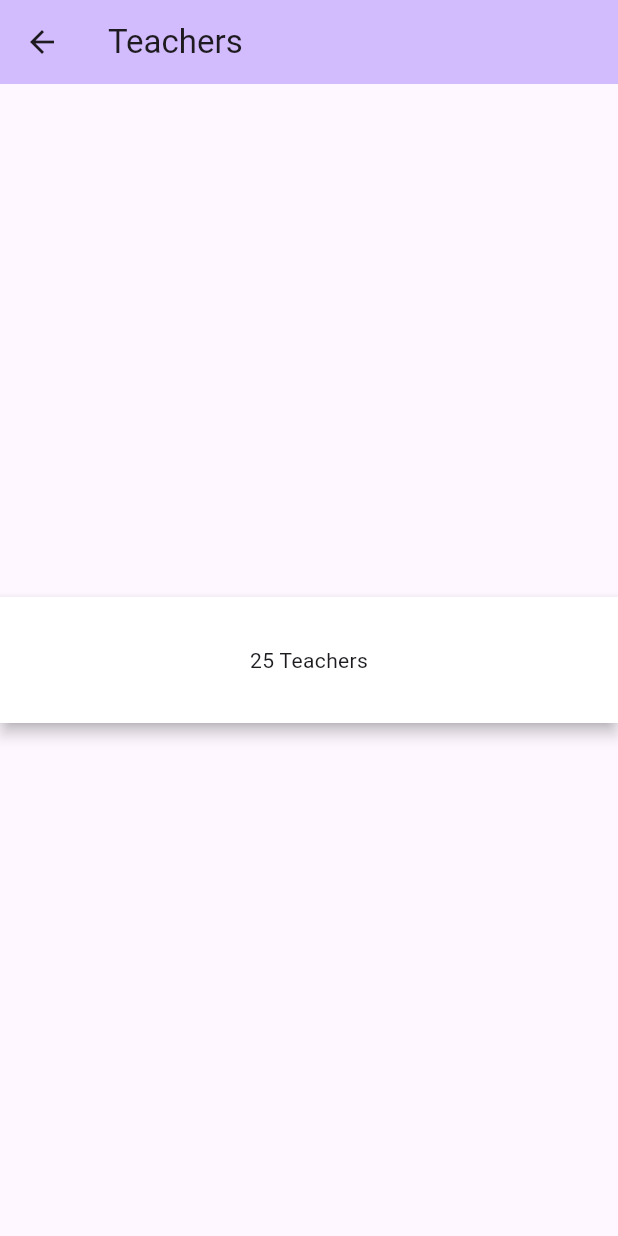
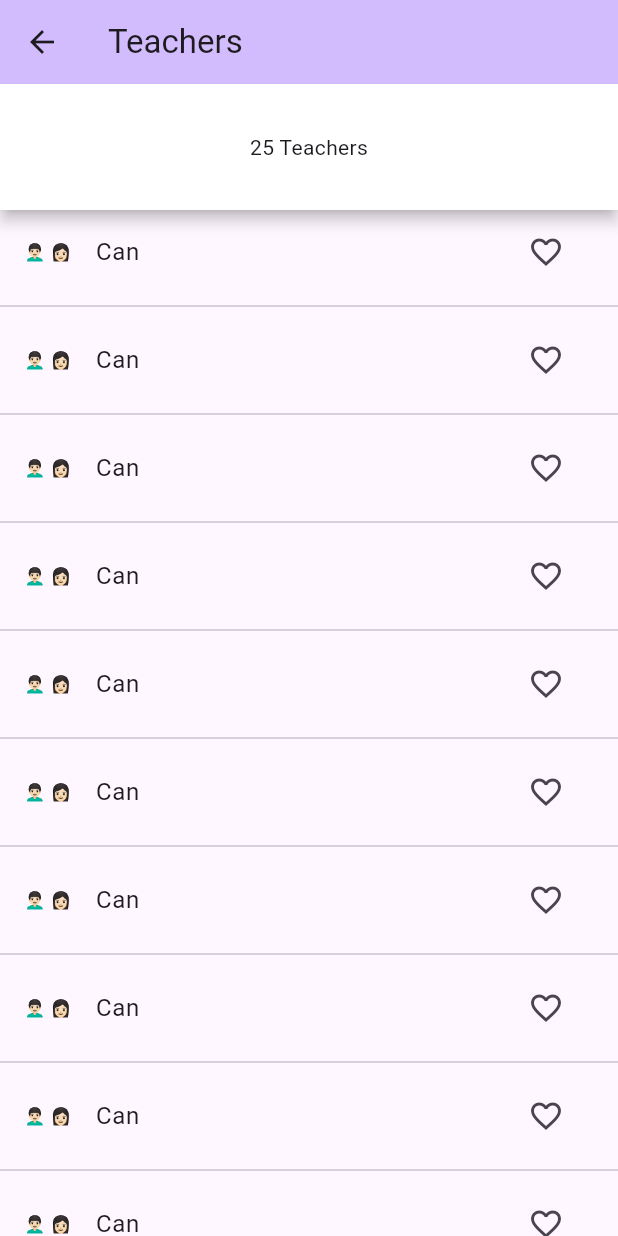
Before and after one commit to OsmanCanCinar/Flutter_BootCamp, a Flutter app: the TeachersPage screen opened by its route, on a phone screen of 412 x 824 dp. Run offline on Flutter 3.47's test engine with Material 3 defaults, Android fonts, the phone set to English and light mode, and no system bars.

Commit message:
Update teachers page layout

```diff
--- a/lib/pages/messages_page.dart
+++ b/lib/pages/messages_page.dart
@@ -27,6 +27,7 @@ class _MessagesPageState extends State<MessagesPage> {
         children: [
           Expanded(
             child: ListView.builder(
+              reverse: true,
               itemBuilder: (context, index) {
                 bool isCurrentUser = Random().nextBool();
                 bool isShortText = Random().nextBool();
--- a/lib/pages/teachers_page.dart
+++ b/lib/pages/teachers_page.dart
@@ -17,11 +17,11 @@ class _TeachersPageState extends State<TeachersPage> {
         backgroundColor: Theme.of(context).colorScheme.inversePrimary,
         title: Text(widget.title),
       ),
-      body: const Center(
+      body: Center(
         child: Column(
           mainAxisAlignment: MainAxisAlignment.center,
           children: [
-            PhysicalModel(
+            const PhysicalModel(
               color: Colors.white,
               elevation: 4,
               child: Center(
@@ -34,6 +34,20 @@ class _TeachersPageState extends State<TeachersPage> {
                 ),
               ),
             ),
+            Expanded(
+              child: ListView.separated(
+                itemBuilder: (context, index) => ListTile(
+                  leading: const Text('👨🏻‍🦱 👩🏻'),
+                  trailing: IconButton(
+                    onPressed: () {},
+                    icon: const Icon(Icons.favorite_border),
+                  ),
+                  title: const Text('Can'),
+                ),
+                separatorBuilder: (context, index) => const Divider(),
+                itemCount: 25,
+              ),
+            ),
           ],
         ),
       ),
```
